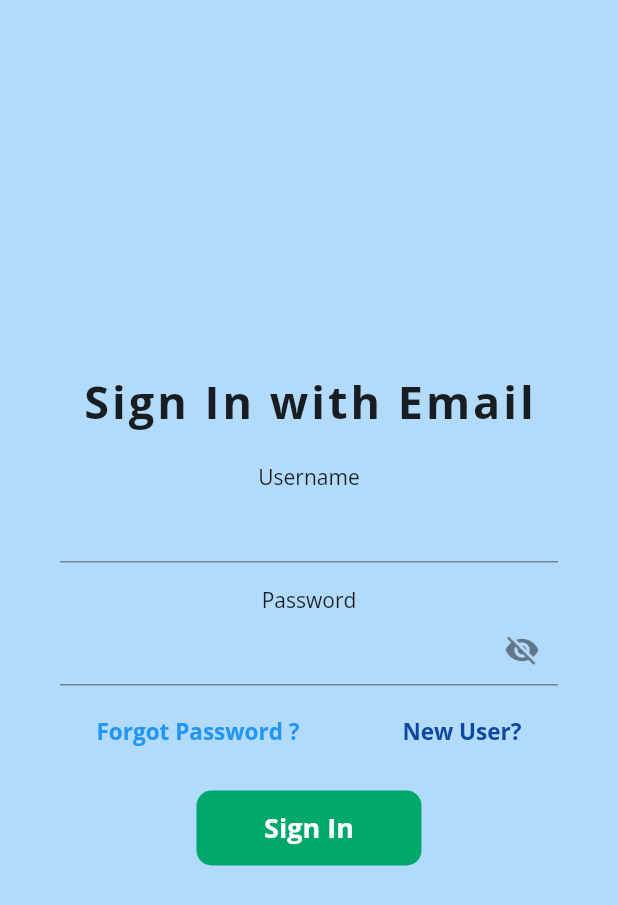
After one commit to prabeshpathak/recipe-me, a Flutter app: the screen it shows after launch, after a tap on "Sign In", on a phone screen of 412 x 824 dp. The commit adds this screen. Shown: the top 905 px of the screen. Run offline on Flutter 3.47's test engine with Material 2 defaults, Android fonts, the phone set to English and light mode, and no system bars; our stand-ins replace google_fonts, logger.

Commit message:
added login page with working signin

```diff
--- /dev/null
+++ b/lib/pages/SignInPage.dart
@@ -0,0 +1,185 @@
+import 'package:recipe_app_flutter/pages/SignUp.dart';
+import "package:flutter/material.dart";
+
+import '../NetworkHandler.dart';
+
+class SignInPage extends StatefulWidget {
+  @override
+  _SignInPageState createState() => _SignInPageState();
+}
+
+class _SignInPageState extends State<SignInPage> {
+  bool vis = true;
+  final _globalkey = GlobalKey<FormState>();
+  NetworkHandler networkHandler = NetworkHandler();
+  TextEditingController _usernameController = TextEditingController();
+  TextEditingController _emailController = TextEditingController();
+  TextEditingController _passwordController = TextEditingController();
+  String? errorText;
+  bool validate = false;
+  bool circular = false;
+  @override
+  Widget build(BuildContext context) {
+    return Scaffold(
+      body: Container(
+        // height: MediaQuery.of(context).size.height,
+        // width: MediaQuery.of(context).size.width,
+        decoration: BoxDecoration(
+          gradient: LinearGradient(
+            colors: [Colors.white, Colors.blue.shade300],
+            begin: const FractionalOffset(0.0, 1.0),
+            end: const FractionalOffset(0.0, 1.0),
+            stops: [0.0, 1.0],
+            tileMode: TileMode.repeated,
+          ),
+        ),
+        child: Form(
+          key: _globalkey,
+          child: Padding(
+            padding: const EdgeInsets.symmetric(horizontal: 40, vertical: 10.0),
+            child: Column(
+              mainAxisAlignment: MainAxisAlignment.center,
+              children: [
+                Text(
+                  "Sign In with Email",
+                  style: TextStyle(
+                    fontSize: 30,
+                    fontWeight: FontWeight.bold,
+                    letterSpacing: 2,
+                  ),
+                ),
+                SizedBox(
+                  height: 20,
+                ),
+                usernameTextField(),
+                SizedBox(
+                  height: 15,
+                ),
+                passwordTextField(),
+                SizedBox(
+                  height: 20,
+                ),
+                Row(
+                  mainAxisAlignment: MainAxisAlignment.spaceEvenly,
+                  children: [
+                    Text(
+                      "Forgot Password ?",
+                      style: TextStyle(
+                        color: Colors.blue,
+                        fontSize: 15,
+                        fontWeight: FontWeight.bold,
+                      ),
+                    ),
+                    SizedBox(width: 20),
+                    InkWell(
+                      onTap: () {
+                        Navigator.pushReplacement(
+                            context,
+                            MaterialPageRoute(
+                                builder: (context) => SignUpPage()));
+                      },
+                      child: Text(
+                        "New User?",
+                        style: TextStyle(
+                          color: Colors.blue[900],
+                          fontSize: 15,
+                          fontWeight: FontWeight.bold,
+                        ),
+                      ),
+                    ),
+                  ],
+                ),
+                SizedBox(
+                  height: 30,
+                ),
+                InkWell(
+                  onTap: () async {},
+                  child: circular
+                      ? CircularProgressIndicator()
+                      : Container(
+                          width: 150,
+                          height: 50,
+                          decoration: BoxDecoration(
+                            borderRadius: BorderRadius.circular(10),
+                            color: Color(0xff00A86B),
+                          ),
+                          child: Center(
+                            child: Text(
+                              "Sign In",
+                              style: TextStyle(
+                                color: Colors.white,
+                                fontSize: 18,
+                                fontWeight: FontWeight.bold,
+                              ),
+                            ),
+                          ),
+                        ),
+                ),
+                // Divider(
+                //   height: 50,
+                //   thickness: 1.5,
+                // ),
+              ],
+            ),
+          ),
+        ),
+      ),
+    );
+  }
+
+  Widget usernameTextField() {
+    return Column(
+      children: [
+        Text("Username"),
+        TextFormField(
+          controller: _usernameController,
+          decoration: InputDecoration(
+            errorText: validate ? null : errorText,
+            focusedBorder: UnderlineInputBorder(
+              borderSide: BorderSide(
+                color: Colors.black,
+                width: 2,
+              ),
+            ),
+          ),
+        )
+      ],
+    );
+  }
+
+  Widget passwordTextField() {
+    return Column(
+      children: [
+        Text("Password"),
+        TextFormField(
+          controller: _passwordController,
+          validator: (value) {
+            if (value!.isEmpty) return "Password can't be empty";
+            if (value.length < 8) return "Password lenght must have >=8";
+            return null;
+          },
+          obscureText: vis,
+          decoration: InputDecoration(
+            suffixIcon: IconButton(
+              icon: Icon(vis ? Icons.visibility_off : Icons.visibility),
+              onPressed: () {
+                setState(() {
+                  vis = !vis;
+                });
+              },
+            ),
+            helperStyle: TextStyle(
+              fontSize: 14,
+            ),
+            focusedBorder: UnderlineInputBorder(
+              borderSide: BorderSide(
+                color: Colors.black,
+                width: 2,
+              ),
+            ),
+          ),
+        )
+      ],
+    );
+  }
+}
--- a/lib/pages/WelcomePage.dart
+++ b/lib/pages/WelcomePage.dart
@@ -1,5 +1,6 @@
 import 'package:flutter/material.dart';
 import 'package:recipe_app_flutter/pages/SignUp.dart';
+import 'SignInPage.dart';
 
 class WelcomePage extends StatefulWidget {
   @override
@@ -134,7 +135,13 @@ class _WelcomePageState extends State<WelcomePage>
                           ),
                         ),
                         SizedBox(width: 10),
-                        Text(
+                        InkWell(
+                          onTap: () {
+                            Navigator.of(context).push(MaterialPageRoute(
+                              builder: (context) => SignInPage(),
+                            ));
+                          },
+                          child: Text(
                             "Sign In",
                             style: TextStyle(
                               color: Colors.green,
@@ -142,6 +149,7 @@ class _WelcomePageState extends State<WelcomePage>
                               fontWeight: FontWeight.bold,
                             ),
                           ),
+                        )
                       ],
                     ),
                   ),
--- a/pubspec.yaml
+++ b/pubspec.yaml
@@ -34,6 +34,8 @@ dependencies:
   # Use with the CupertinoIcons class for iOS style icons.
   cupertino_icons: ^1.0.2
   google_fonts: ^2.2.0
+  http: ^0.13.4
+  logger: ^1.1.0
 
 dev_dependencies:
   flutter_test:
```
Also changed, not shown: lib/NetworkHandler.dart (added, +52 -0 lines), lib/pages/SignUp.dart (+55 -13 lines), pubspec.lock. Lines whose indentation alone changed are shown as unchanged.
